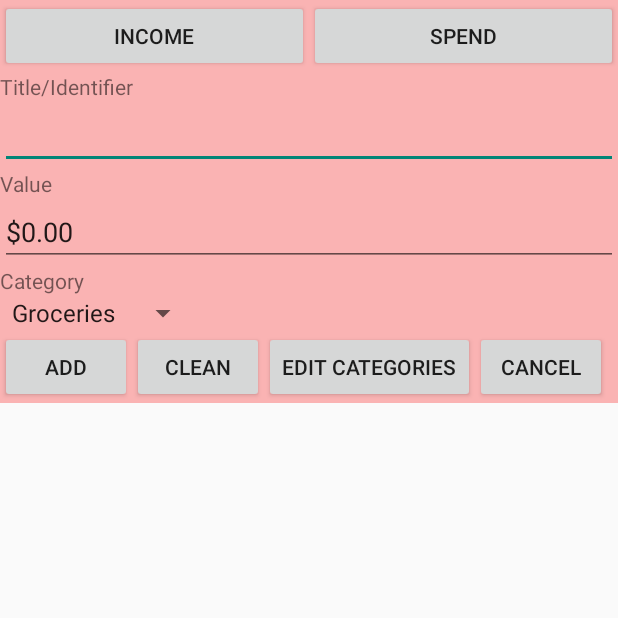
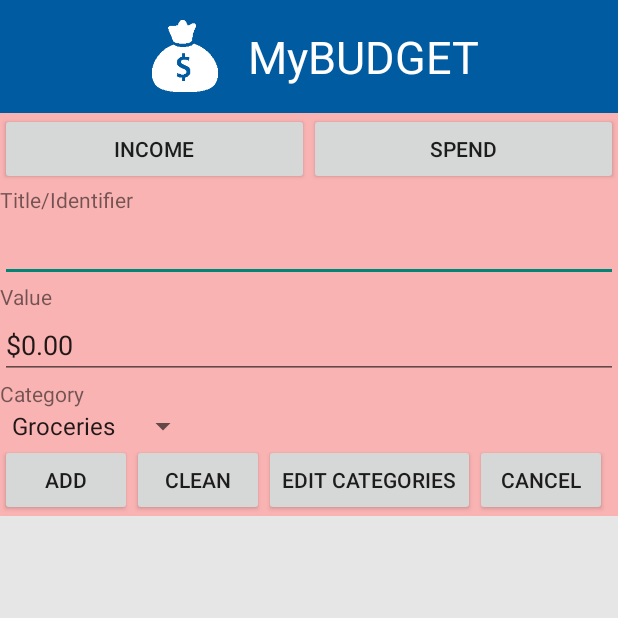
Before and after one commit to danielyoshizawa/mybudget, an Android app: the screen it shows after launch (EntityAdd), after a tap on "ADD ENTRY", on a phone screen of 412 x 824 dp, the top half of it. Run offline under Robolectric (Android 15) with nearby library versions, the phone set to English and light mode, and no system bars.

Commit message:
Starting design adjusts, header implemented on all activities.

```diff
--- a/app/src/main/AndroidManifest.xml
+++ b/app/src/main/AndroidManifest.xml
@@ -51,6 +51,10 @@
             android:name=".EntryEdit"
             android:label="@string/title_activity_entry_edit" >
         </activity>
+        <activity
+            android:name=".Layout"
+            android:label="@string/title_activity_layout" >
+        </activity>
     </application>
 
 </manifest>
--- a/app/src/main/java/com/depaul/daniel/mybudget/CategoryEdit.java
+++ b/app/src/main/java/com/depaul/daniel/mybudget/CategoryEdit.java
@@ -3,11 +3,12 @@ package com.depaul.daniel.mybudget;
 import android.support.v7.app.AppCompatActivity;
 import android.os.Bundle;
 import android.view.View;
+import android.view.ViewGroup;
 import android.widget.Button;
 import android.widget.EditText;
 import android.widget.ListView;
 
-public class CategoryEdit extends AppCompatActivity {
+public class CategoryEdit extends Layout {
 
     private CategoryManager Categories;
     private EditText categoryName;
@@ -19,7 +20,8 @@ public class CategoryEdit extends AppCompatActivity {
     @Override
     protected void onCreate(Bundle savedInstanceState) {
         super.onCreate(savedInstanceState);
-        setContentView(R.layout.activity_category_edit);
+        ViewGroup vg = (ViewGroup) findViewById(R.id.content);
+        ViewGroup.inflate(this, R.layout.activity_category_edit, vg);
 
         initialize();
         inflate();
--- a/app/src/main/java/com/depaul/daniel/mybudget/EntityAdd.java
+++ b/app/src/main/java/com/depaul/daniel/mybudget/EntityAdd.java
@@ -12,9 +12,9 @@ import android.os.Bundle;
 import android.provider.Settings;
 import android.support.v4.content.ContextCompat;
 import android.text.Editable;
-import android.text.InputFilter;
 import android.text.TextWatcher;
 import android.view.View;
+import android.view.ViewGroup;
 import android.widget.AdapterView;
 import android.widget.ArrayAdapter;
 import android.widget.Button;
@@ -24,7 +24,7 @@ import android.widget.Spinner;
 
 // TODO : Extract Listeners
 // TODO : Garanty consistency
-public class EntityAdd extends Activity {
+public class EntityAdd extends Layout {
 
     private Button addButton;
     private Button cleanButton;
@@ -49,7 +49,8 @@ public class EntityAdd extends Activity {
     @Override
     protected void onCreate(Bundle savedInstanceState) {
         super.onCreate(savedInstanceState);
-        setContentView(R.layout.activity_entry_add);
+        ViewGroup vg = (ViewGroup) findViewById(R.id.content);
+        ViewGroup.inflate(this, R.layout.activity_entry_add, vg);
 
         initialize();
         inflate();
--- a/app/src/main/java/com/depaul/daniel/mybudget/EntryEdit.java
+++ b/app/src/main/java/com/depaul/daniel/mybudget/EntryEdit.java
@@ -11,6 +11,7 @@ import android.text.InputFilter;
 import android.text.TextWatcher;
 import android.util.Log;
 import android.view.View;
+import android.view.ViewGroup;
 import android.widget.AdapterView;
 import android.widget.ArrayAdapter;
 import android.widget.Button;
@@ -18,7 +19,7 @@ import android.widget.EditText;
 import android.widget.LinearLayout;
 import android.widget.Spinner;
 
-public class EntryEdit extends AppCompatActivity {
+public class EntryEdit extends Layout {
 
     private Button editButton;
     private Button cleanButton;
@@ -44,7 +45,8 @@ public class EntryEdit extends AppCompatActivity {
     @Override
     protected void onCreate(Bundle savedInstanceState) {
         super.onCreate(savedInstanceState);
-        setContentView(R.layout.activity_entry_edit);
+        ViewGroup vg = (ViewGroup) findViewById(R.id.content);
+        ViewGroup.inflate(this, R.layout.activity_entry_edit, vg);
 
         initialize();
         inflate();
--- /dev/null
+++ b/app/src/main/java/com/depaul/daniel/mybudget/Layout.java
@@ -0,0 +1,38 @@
+package com.depaul.daniel.mybudget;
+
+import android.app.Activity;
+import android.support.v7.app.AppCompatActivity;
+import android.os.Bundle;
+import android.view.Menu;
+import android.view.MenuItem;
+
+public class Layout extends Activity {
+
+    @Override
+    protected void onCreate(Bundle savedInstanceState) {
+        super.onCreate(savedInstanceState);
+        setContentView(R.layout.activity_layout);
+    }
+
+    @Override
+    public boolean onCreateOptionsMenu(Menu menu) {
+        // Inflate the menu; this adds items to the action bar if it is present.
+        getMenuInflater().inflate(R.menu.menu_layout, menu);
+        return true;
+    }
+
+    @Override
+    public boolean onOptionsItemSelected(MenuItem item) {
+        // Handle action bar item clicks here. The action bar will
+        // automatically handle clicks on the Home/Up button, so long
+        // as you specify a parent activity in AndroidManifest.xml.
+        int id = item.getItemId();
+
+        //noinspection SimplifiableIfStatement
+        if (id == R.id.action_settings) {
+            return true;
+        }
+
+        return super.onOptionsItemSelected(item);
+    }
+}
--- a/app/src/main/java/com/depaul/daniel/mybudget/MyBudget.java
+++ b/app/src/main/java/com/depaul/daniel/mybudget/MyBudget.java
@@ -4,13 +4,14 @@ import android.app.Activity;
 import android.os.Bundle;
 import android.view.Menu;
 import android.view.MenuItem;
+import android.view.ViewGroup;
 import android.widget.Button;
 import android.widget.ListView;
 import android.widget.TextView;
 
 // TODO : Create a GUI Manager
 
-public class MyBudget extends Activity {
+public class MyBudget extends Layout {
 
     private ListView listView;
     private Button addButton;
@@ -24,7 +25,8 @@ public class MyBudget extends Activity {
     @Override
     protected void onCreate(Bundle savedInstanceState) {
         super.onCreate(savedInstanceState);
-        setContentView(R.layout.activity_my_budget);
+        ViewGroup vg = (ViewGroup) findViewById(R.id.content);
+        ViewGroup.inflate(MyBudget.this, R.layout.activity_my_budget, vg);
 
         initialize();
         inflate();
--- /dev/null
+++ b/app/src/main/res/layout/activity_layout.xml
@@ -0,0 +1,44 @@
+<RelativeLayout xmlns:android="http://schemas.android.com/apk/res/android"
+    xmlns:tools="http://schemas.android.com/tools" android:layout_width="match_parent"
+    android:layout_height="match_parent"
+    tools:context="com.depaul.daniel.mybudget.Layout"
+    android:background="#e6e6e6">
+
+    <LinearLayout
+        android:orientation="horizontal"
+        android:layout_width="match_parent"
+        android:layout_height="75dp"
+        android:layout_alignParentTop="true"
+        android:layout_alignParentLeft="true"
+        android:layout_alignParentStart="true"
+        android:background="#005ba1"
+        android:gravity="center"
+        android:id="@+id/header">
+
+        <ImageView
+            android:layout_width="64dp"
+            android:layout_height="48dp"
+            android:id="@+id/imageView"
+            android:src="@drawable/money_bag" />
+
+        <TextView
+            android:layout_width="wrap_content"
+            android:layout_height="wrap_content"
+            android:textAppearance="?android:attr/textAppearanceMedium"
+            android:text="MyBUDGET"
+            android:id="@+id/textView"
+            android:textColor="#ffffff"
+            android:textSize="30dp"
+            android:layout_marginLeft="10dp" />
+    </LinearLayout>
+
+    <LinearLayout
+        android:orientation="horizontal"
+        android:layout_width="match_parent"
+        android:layout_height="match_parent"
+        android:layout_below="@+id/header"
+        android:id="@+id/content"
+        android:layout_alignParentLeft="true"
+        android:layout_alignParentStart="true">
+    </LinearLayout>
+</RelativeLayout>
--- /dev/null
+++ b/app/src/main/res/menu/menu_layout.xml
@@ -0,0 +1,7 @@
+<menu xmlns:android="http://schemas.android.com/apk/res/android"
+    xmlns:app="http://schemas.android.com/apk/res-auto"
+    xmlns:tools="http://schemas.android.com/tools"
+    tools:context="com.depaul.daniel.mybudget.Layout">
+    <item android:id="@+id/action_settings" android:title="@string/action_settings"
+        android:orderInCategory="100" app:showAsAction="never" />
+</menu>
--- a/app/src/main/res/values/strings.xml
+++ b/app/src/main/res/values/strings.xml
@@ -13,4 +13,5 @@
     <string name="lang">en</string>
     <string name="loc">US</string>
     <string name="currency">USD</string>
+    <string name="title_activity_layout">Layout</string>
 </resources>
```
Also changed, not shown: app/src/main/java/com/depaul/daniel/mybudget/EntryDetails.java (+4 -6 lines), app/src/main/res/drawable/minus.png (added), app/src/main/res/drawable/money_bag.png (added), app/src/main/res/drawable/plus.png (added), 2 other files.
